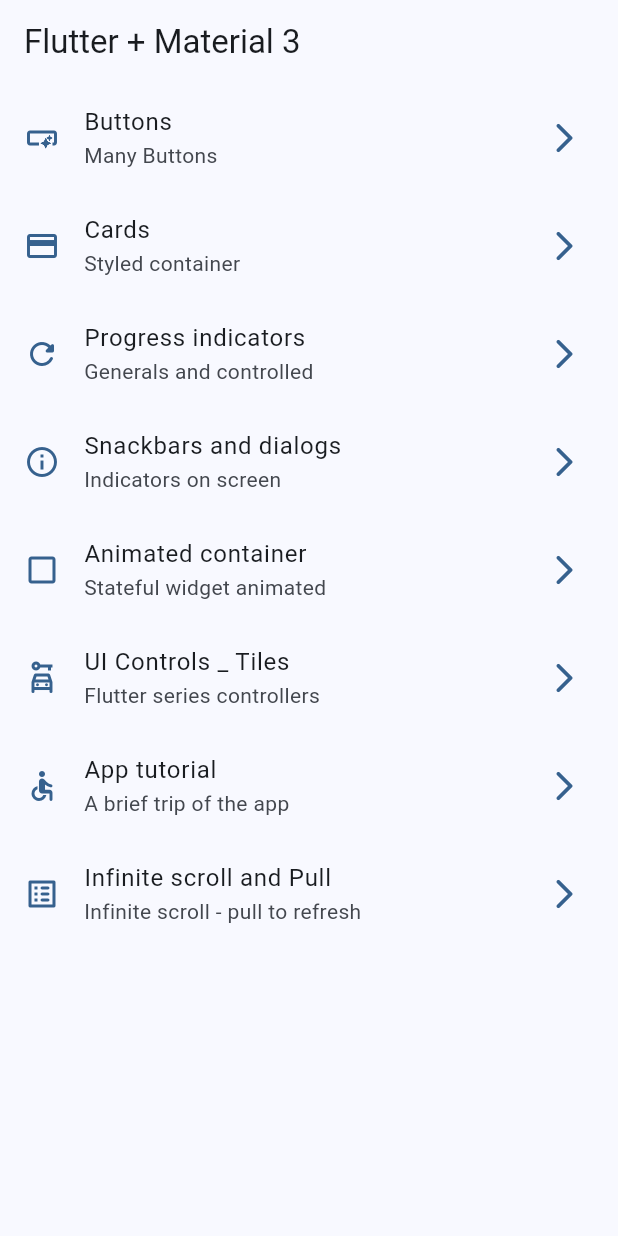
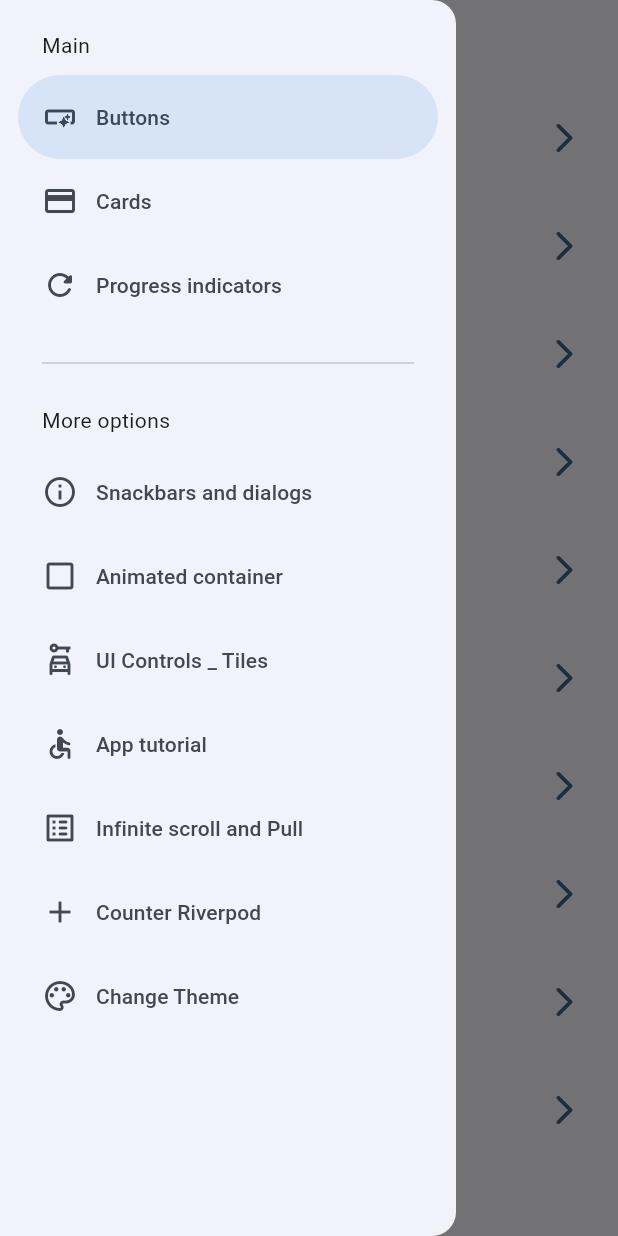
Before and after one commit to onier9702/Course-Flutter-Fernando, a Flutter app: the screen it shows after launch, with the side drawer open (before the commit the screen has no drawer), on a phone screen of 412 x 824 dp. Run offline on Flutter 3.47's test engine with Material 3 defaults, Android fonts, the light colour scheme and no system bars; our stand-ins replace animate_do, flutter_riverpod, go_router, video_player.

Commit message:
[update] widgets app finised with the sesion 11 and providers viewed

```diff
--- a/widgets_app/lib/config/menu/menu_items.dart
+++ b/widgets_app/lib/config/menu/menu_items.dart
@@ -69,4 +69,18 @@
     icon: Icons.list_alt_rounded
   ),
 
+  MenuItems(
+    title: 'Counter Riverpod',
+    subTitle: 'Counter Riverpod',
+    link: '/counter',
+    icon: Icons.add
+  ),
+
+  MenuItems(
+    title: 'Change Theme',
+    subTitle: 'Theme app',
+    link: '/theme-changer',
+    icon: Icons.color_lens_outlined
+  ),
+
 ];
--- a/widgets_app/lib/config/router/app_router.dart
+++ b/widgets_app/lib/config/router/app_router.dart
@@ -1,4 +1,5 @@
 import 'package:go_router/go_router.dart';
+import 'package:widgets_app/presentation/screens/counter/counter_screen.dart';
 import 'package:widgets_app/presentation/screens/screens.dart';
 
 // Go Router config
@@ -54,5 +55,17 @@
       builder: (context, state) => const InfiniteScrollScreen(),
     ),
 
+    GoRoute(
+      name: CounterScreen.name,
+      path: '/counter',
+      builder: (context, state) => const CounterScreen(),
+    ),
+
+    GoRoute(
+      name: ThemeChangerScreen.name,
+      path: '/theme-changer',
+      builder: (context, state) => const ThemeChangerScreen(),
+    ),
+
   ]
 );
--- a/widgets_app/lib/config/theme/app_theme.dart
+++ b/widgets_app/lib/config/theme/app_theme.dart
@@ -12,9 +12,11 @@
 class AppTheme {
 
   final int selectedColor;
+  final bool isDarkMode;
 
   AppTheme({
-    required this.selectedColor,
+    this.selectedColor = 0,
+    this.isDarkMode = false,
   }): assert(
     selectedColor >= 0 && selectedColor < colorsList.length,
     'Selected colors must be between 0 and ${colorsList.length}'
@@ -22,7 +24,14 @@
 
   ThemeData getTheme() => ThemeData(
     useMaterial3: true,
-    colorSchemeSeed: colorsList[selectedColor]
+    colorSchemeSeed: colorsList[selectedColor],
+    brightness: isDarkMode ? Brightness.dark : Brightness.light,
   );
 
+  AppTheme copyWith({int? selectedColor, bool? isDarkMode})
+    => AppTheme(
+      selectedColor: selectedColor ?? this.selectedColor,
+      isDarkMode: isDarkMode ?? this.isDarkMode
+    );
+
 }
--- a/widgets_app/lib/main.dart
+++ b/widgets_app/lib/main.dart
@@ -1,22 +1,34 @@
 import 'package:flutter/material.dart';
+import 'package:flutter_riverpod/flutter_riverpod.dart';
 import 'package:widgets_app/config/router/app_router.dart';
-import 'package:widgets_app/config/theme/app_theme.dart';
+import 'package:widgets_app/presentation/providers/theme_provider.dart';
 
 
 void main() {
-  runApp(const MainApp());
+  runApp(
+    const ProviderScope( // state provider from riverpod
+      child: MainApp()
+    )
+  );
 }
 
-class MainApp extends StatelessWidget {
+class MainApp extends ConsumerWidget {
   const MainApp({super.key});
 
   @override
-  Widget build(BuildContext context) {
+  Widget build(BuildContext context, ref) {
+
+    // already not necessary because StateNotofier have both
+    // final isDarkMode = ref.watch(isDarkModeProvider);
+    // final selectedColor = ref.watch(selectedColorProvider);
+
+    final appTheme = ref.watch(themeNotifierProvider);
+
     return MaterialApp.router(
       title: 'Flutter Widgets',
       routerConfig: appRouter,
       debugShowCheckedModeBanner: false,
-      theme: AppTheme(selectedColor: 0).getTheme(),
+      theme: appTheme.getTheme(),
 
       // This is not necessary when go_route is implemented
       // home: const HomeScreen(),
--- /dev/null
+++ b/widgets_app/lib/presentation/providers/counter_provider.dart
@@ -0,0 +1,3 @@
+import 'package:flutter_riverpod/flutter_riverpod.dart';
+
+final counterProvider = StateProvider((ref) => 5);
--- /dev/null
+++ b/widgets_app/lib/presentation/providers/theme_provider.dart
@@ -0,0 +1,43 @@
+import 'package:flutter_riverpod/flutter_riverpod.dart';
+import 'package:widgets_app/config/theme/app_theme.dart';
+
+// List colors inmutable
+final colorListProvider = Provider((ref) => colorsList);
+// constant colorsList from app_theme.dart
+
+// boolean
+final isDarkModeProvider = StateProvider<bool>((ref) => false);
+
+// int
+final selectedColorProvider = StateProvider((ref) => 0);
+
+// -------  IMPORTANT -----------
+// An object of type AppTheme (customized)
+final themeNotifierProvider = StateNotifierProvider<ThemeNotifier, AppTheme>(
+  (ref) => ThemeNotifier()
+);
+
+// can be ThemeController
+class ThemeNotifier extends StateNotifier<AppTheme> {
+
+  // This mean: I need you to create the first instance of the class AppTheme
+  // STATE = new AppTheme() the state is a new instance of AppTheme()
+  ThemeNotifier(): super(AppTheme());
+
+  void toggleDarkMode() {
+    state = state.copyWith(isDarkMode: !state.isDarkMode);
+  }
+
+  void changeColorIndex(int colorIndex) {
+    state = state.copyWith(selectedColor: colorIndex);
+  }
+
+  // ACCESS THE PROPERTIES WITH THE WORD state
+  // void somethingToTest() {
+  //   state.isDarkMode;
+  //   state.selectedColor;
+  // }
+
+
+
+}
--- a/widgets_app/lib/presentation/screens/home/home_screen.dart
+++ b/widgets_app/lib/presentation/screens/home/home_screen.dart
@@ -1,6 +1,7 @@
 import 'package:flutter/material.dart';
 import 'package:go_router/go_router.dart';
 import 'package:widgets_app/config/menu/menu_items.dart';
+import 'package:widgets_app/presentation/widgets/side_menu.dart';
 
 class HomeScreen extends StatelessWidget {
 
@@ -10,11 +11,16 @@
 
   @override
   Widget build(BuildContext context) {
+
+    final scaffoldKey = GlobalKey<ScaffoldState>();
+
     return Scaffold(
+      key: scaffoldKey,
       appBar: AppBar(
         title: const Text('Flutter + Material 3'),
       ),
       body: _HomeView(),
+      drawer: SideMenu(scaffoldKey: scaffoldKey),
     );
   }
 }
--- a/widgets_app/lib/presentation/screens/infinite_scroll/infinite_scroll_screen.dart
+++ b/widgets_app/lib/presentation/screens/infinite_scroll/infinite_scroll_screen.dart
@@ -43,7 +43,7 @@
   Future loadNextPage() async {
     if (isLoading) return;
     isLoading = true;
-    // setState(() {});
+    setState(() {}); // this draw again UI and spin perfect is displayed
 
     await Future.delayed(const Duration(seconds: 2));
 
@@ -52,7 +52,7 @@
 
     if (!isMounted) return; // to avoid error when user leave the page abruptly
 
-    setState(() {});
+    setState(() {}); // this draw the UI again displaying the new 5 images
 
     // Move scroll a little when is at end
     moveScrollToBottom();
--- a/widgets_app/lib/presentation/screens/screens.dart
+++ b/widgets_app/lib/presentation/screens/screens.dart
@@ -2,8 +2,10 @@
 export 'package:widgets_app/presentation/screens/app_tutorial/app_tutorial.dart';
 export 'package:widgets_app/presentation/screens/buttons/buttons_screen.dart';
 export 'package:widgets_app/presentation/screens/cards/cards_screen.dart';
+export 'package:widgets_app/presentation/screens/counter/counter_screen.dart';
 export 'package:widgets_app/presentation/screens/home/home_screen.dart';
 export 'package:widgets_app/presentation/screens/infinite_scroll/infinite_scroll_screen.dart';
 export 'package:widgets_app/presentation/screens/progress/progress_screen.dart';
 export 'package:widgets_app/presentation/screens/snackbar/snackbar_screen.dart';
+export 'package:widgets_app/presentation/screens/theme-changer/theme_changer_screen.dart';
 export 'package:widgets_app/presentation/screens/ui_controls/ui_controls_screen.dart';
--- /dev/null
+++ b/widgets_app/lib/presentation/widgets/side_menu.dart
@@ -0,0 +1,80 @@
+import 'package:flutter/material.dart';
+import 'package:go_router/go_router.dart';
+import 'package:widgets_app/config/menu/menu_items.dart';
+
+class SideMenu extends StatefulWidget {
+
+  final GlobalKey<ScaffoldState> scaffoldKey;
+
+  const SideMenu({
+    super.key,
+    required this.scaffoldKey
+  });
+
+  @override
+  State<SideMenu> createState() => _SideMenuState();
+}
+
+class _SideMenuState extends State<SideMenu> {
+
+  int navDrawerIndex = 0;
+
+  @override
+  Widget build(BuildContext context) {
+
+    final hasNotch = MediaQuery.of(context).viewPadding.top > 35;
+
+    return NavigationDrawer(
+      selectedIndex: navDrawerIndex,
+      onDestinationSelected: (value) {
+        setState(() {
+          navDrawerIndex = value;
+        });
+
+        final currentMenu = appMenuItems[value];
+        context.push(currentMenu.link);
+        // Close the side menu
+        widget.scaffoldKey.currentState?.closeDrawer();
+      },
+      children: [
+
+        Padding(
+          padding: EdgeInsets.fromLTRB(28, hasNotch ? 0 : 20, 16, 10),
+          child: const Text('Main'),
+        ),
+
+        // const NavigationDrawerDestination(
+        //   icon: Icon(Icons.add),
+        //   label: Text('Home screen')
+        // ),
+
+        ...appMenuItems
+          .sublist(0,3)
+          .map((itemMenu) => NavigationDrawerDestination(
+            icon: Icon(itemMenu.icon),
+            label: Text(itemMenu.title),
+          ),
+        ),
+
+        const Padding(
+          padding: EdgeInsets.fromLTRB(28, 16, 28, 10),
+          child: Divider(),
+        ),
+
+        const Padding(
+          padding: EdgeInsets.fromLTRB(28, 10, 16, 10),
+          child: Text('More options'),
+        ),
+
+        ...appMenuItems
+          .sublist(3)
+          .map((itemMenu) => NavigationDrawerDestination(
+            icon: Icon(itemMenu.icon),
+            label: Text(itemMenu.title),
+          ),
+        ),
+
+      ]
+    );
+  }
+}
--- a/widgets_app/pubspec.yaml
+++ b/widgets_app/pubspec.yaml
@@ -10,6 +10,7 @@
   animate_do: ^3.3.4
   flutter:
     sdk: flutter
+  flutter_riverpod: ^2.4.10
   go_router: ^13.2.0
 
 dev_dependencies:
```
Also changed, not shown: widgets_app/lib/presentation/screens/counter/counter_screen.dart (added, +49 -0 lines), widgets_app/lib/presentation/screens/theme-changer/theme_changer_screen.dart (added, +71 -0 lines), widgets_app/pubspec.lock.
